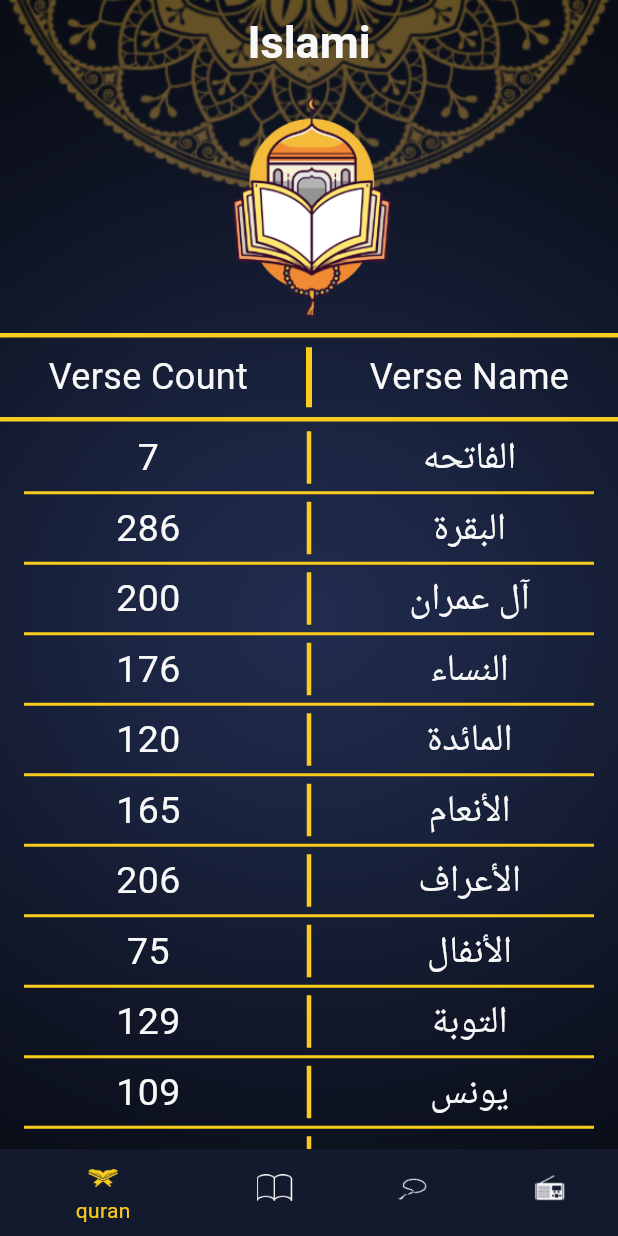
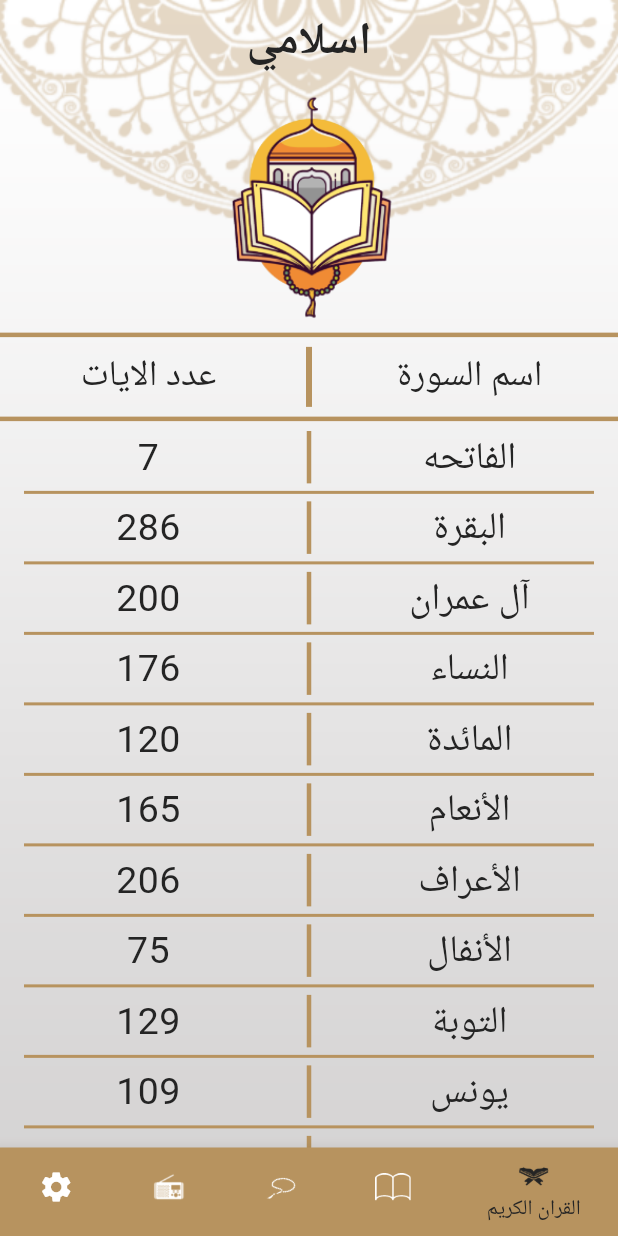
Before and after one commit to hasan-hendawi/islami-app, a Flutter app: the screen it shows after launch, on a phone screen of 412 x 824 dp. Run offline on Flutter 3.47's test engine with Material 3 defaults, Android fonts, the phone set to English and light mode, and no system bars; generated files the repository leaves out were written again.

Commit message:
add localization add setting page add provider add theming

```diff
--- /dev/null
+++ b/l10n.yaml
@@ -0,0 +1,3 @@
+arb-dir: lib/l10n
+template-arb-file: app_en.arb
+output-localization-file: app_localizations.dart
--- /dev/null
+++ b/lib/l10n/app_ar.arb
@@ -0,0 +1,20 @@
+{
+  "titleApp": "اسلامي",
+  "verseName": "اسم السورة",
+  "verseCount": "عدد الايات",
+  "hadethName": "اسم الحديث",
+  "numberOfTasbeehs": "عدد التسبيحات",
+  "quranRadio": "اذاعة القران الكريم",
+  "quranLabel": "القران الكريم",
+  "hadethLabel": "احاديث",
+  "sebhaaLabel": "سبحة",
+  "radioLabel": "راديو",
+  "settingLabel": "الاعدادات",
+  "themeLabel": "السمات",
+  "languageLabel": "اللغة",
+  "darkThemeLabel": "مظلم",
+  "lightThemeLabel": "مضيء",
+  "englishLanguageLabel": "اللغة الإنجليزية",
+  "arabicLanguageLabel": "اللغة العربية"
+
+}
--- a/lib/main.dart
+++ b/lib/main.dart
@@ -1,12 +1,16 @@
 import 'package:flutter/material.dart';
+import 'package:islami/provder/setting_provider.dart';
 import 'package:islami/screens/hadeth_screen/hadeth_screen.dart';
 import 'package:islami/screens/home_screen/home_screen.dart';
 import 'package:islami/screens/splash_screen/splash_screen.dart';
 import 'package:islami/screens/verses_screen/verses_screen.dart';
 import 'package:islami/theme/my_theme.dart';
-
+import 'package:flutter_localizations/flutter_localizations.dart';
+import 'package:flutter_gen/gen_l10n/app_localizations.dart';
+import 'package:provider/provider.dart';
 void main() {
-runApp(const IslamiApp());
+runApp(ChangeNotifierProvider(create:(context)=> SettingProvider() ,
+    child: const IslamiApp()));
 }
 
 
@@ -15,10 +19,21 @@ class IslamiApp extends StatelessWidget {
 
   @override
   Widget build(BuildContext context) {
+    var provider = Provider.of<SettingProvider>(context);
     return MaterialApp(
+      localizationsDelegates:  const [
+        AppLocalizations.delegate,
+        GlobalMaterialLocalizations.delegate,
+        GlobalWidgetsLocalizations.delegate,
+        GlobalCupertinoLocalizations.delegate,
+      ],
+      supportedLocales: [
+        Locale('en'), // English
+        Locale('ar'), // Spanish
+      ],locale: provider.locale,
       theme:MyTheme.lightTheme ,
       darkTheme: MyTheme.darkTheme,
-      themeMode:MyTheme.mode ,
+      themeMode:provider.mode ,
     initialRoute: SplashScreen.SplashScreenRoutePage,
       routes: {
       HomeScreen.HomeScreenRoutePage:(context)=> HomeScreen(),
--- /dev/null
+++ b/lib/provder/setting_provider.dart
@@ -0,0 +1,27 @@
+import 'package:flutter/material.dart';
+
+class SettingProvider extends ChangeNotifier {
+  ThemeMode mode = ThemeMode.light;
+  Locale locale = Locale('ar');
+
+  void enableDarkMode() {
+    mode = ThemeMode.dark;
+    notifyListeners();
+  }
+
+  void enableLightMode() {
+    mode = ThemeMode.light;
+    notifyListeners();
+  }
+
+  AssetImage getBackgroundImage() {
+    return AssetImage(mode == ThemeMode.dark
+        ? "assets/images/dark_home_background.png"
+        : "assets/images/home_background.png");
+  }
+
+  void changeLanguage(Locale newLocale) {
+    locale = newLocale;
+    notifyListeners();
+  }
+}
--- a/lib/screens/hadeth_screen/hadeth_screen.dart
+++ b/lib/screens/hadeth_screen/hadeth_screen.dart
@@ -1,7 +1,9 @@
 import 'package:flutter/material.dart';
+import 'package:islami/provder/setting_provider.dart';
 import 'package:islami/theme/my_theme.dart';
 
 import '../home_screen/widgets/hadeth_widget.dart';
+import 'package:provider/provider.dart';
 
 class HadethScreen extends StatefulWidget {
   static const String HadethScreenRoutePage = "hadeth_screen";
@@ -15,11 +17,13 @@ class HadethScreen extends StatefulWidget {
 class _HadethScreenState extends State<HadethScreen> {
   @override
   Widget build(BuildContext context) {
+    var provider = Provider.of<SettingProvider>(context);
+
     var hadeth = ModalRoute.of(context)?.settings.arguments as HadethDetails;
     return Container(
       decoration: BoxDecoration(
           image: DecorationImage(
-              image: AssetImage(MyTheme.mode==ThemeMode.dark?"assets/images/dark_home_background.png":"assets/images/home_background.png"),
+              image: provider.getBackgroundImage(),
               fit: BoxFit.fill)),
       child: Scaffold(
         appBar: AppBar(
--- a/lib/screens/home_screen/home_screen.dart
+++ b/lib/screens/home_screen/home_screen.dart
@@ -1,12 +1,17 @@
 import 'package:flutter/material.dart';
+import 'package:islami/provder/setting_provider.dart';
 import 'package:islami/screens/home_screen/widgets/hadeth_widget.dart';
 import 'package:islami/screens/home_screen/widgets/quran_widget.dart';
 import 'package:islami/screens/home_screen/widgets/radio_widget.dart';
+import 'package:islami/screens/home_screen/widgets/setting_widget.dart';
 import 'package:islami/screens/home_screen/widgets/tasbeh_widget.dart';
 import 'package:islami/theme/my_theme.dart';
+import 'package:flutter_gen/gen_l10n/app_localizations.dart';
+import 'package:provider/provider.dart';
 
 class HomeScreen extends StatefulWidget {
   static const String HomeScreenRoutePage = "home_screen";
+
   HomeScreen({super.key});
 
   @override
@@ -18,42 +23,59 @@ int selectedIndex = 0;
 
   @override
   Widget build(BuildContext context) {
+    var provider = Provider.of<SettingProvider>(context);
 
     return Container(
       decoration: BoxDecoration(
           image: DecorationImage(
-              image: AssetImage( MyTheme.mode==ThemeMode.dark?"assets/images/dark_home_background.png" : "assets/images/home_background.png"),
+              image:provider.getBackgroundImage() ,
               fit: BoxFit.fill)),
       child: Scaffold(
         appBar: AppBar(
-          title: Text("Islami"),
-
+          title: Text(AppLocalizations.of(context)!.titleApp),
         ),
-        body:items[selectedIndex] ,
+        body: items[selectedIndex],
         bottomNavigationBar: BottomNavigationBar(
             currentIndex: selectedIndex,
             onTap: (index) {
-
               setState(() {
-              selectedIndex=index;
+                selectedIndex = index;
               });
               print(selectedIndex);
             },
-            items:[
-            BottomNavigationBarItem(icon:const ImageIcon(AssetImage("assets/images/quran.png"),),label: "quran",backgroundColor: Theme.of(context).colorScheme.primary),
-            BottomNavigationBarItem(icon:const ImageIcon(AssetImage("assets/images/hadeth.png")),label: "hadeth",backgroundColor: Theme.of(context).colorScheme.primary),
-            BottomNavigationBarItem(icon:const ImageIcon(AssetImage("assets/images/sebha.png")),label: "sebha",backgroundColor: Theme.of(context).colorScheme.primary),
-            BottomNavigationBarItem(icon:const ImageIcon(AssetImage("assets/images/radio.png")),label: "radio",backgroundColor: Theme.of(context).colorScheme.primary),
-
-        ] ),
+            items: [
+              BottomNavigationBarItem(
+                  icon: const ImageIcon(
+                    AssetImage("assets/images/quran.png"),
+                  ),
+                  label: AppLocalizations.of(context)!.quranLabel,
+                  backgroundColor: Theme.of(context).colorScheme.primary),
+              BottomNavigationBarItem(
+                  icon: const ImageIcon(AssetImage("assets/images/hadeth.png")),
+                  label: AppLocalizations.of(context)!.hadethLabel,
+                  backgroundColor: Theme.of(context).colorScheme.primary),
+              BottomNavigationBarItem(
+                  icon: const ImageIcon(AssetImage("assets/images/sebha.png")),
+                  label: AppLocalizations.of(context)!.sebhaaLabel,
+                  backgroundColor: Theme.of(context).colorScheme.primary),
+              BottomNavigationBarItem(
+                  icon: const ImageIcon(AssetImage("assets/images/radio.png")),
+                  label: AppLocalizations.of(context)!.radioLabel,
+                  backgroundColor: Theme.of(context).colorScheme.primary),
+              BottomNavigationBarItem(
+                  icon: Icon(Icons.settings),
+                  label: AppLocalizations.of(context)!.settingLabel,
+                  backgroundColor: Theme.of(context).colorScheme.primary),
+            ]),
       ),
     );
   }
 
-  List<Widget> items=[
+  List<Widget> items = [
     QuranWidget(),
     HadethWidget(),
     TasbehWidget(),
     RadioWidget(),
+    SettingWidget()
   ];
 }
--- a/lib/screens/home_screen/widgets/hadeth_widget.dart
+++ b/lib/screens/home_screen/widgets/hadeth_widget.dart
@@ -1,6 +1,8 @@
 import 'package:flutter/material.dart';
 import 'package:flutter/services.dart';
 import 'package:islami/screens/hadeth_screen/hadeth_screen.dart';
+import 'package:flutter_gen/gen_l10n/app_localizations.dart';
+
 
 class HadethWidget extends StatefulWidget {
   HadethWidget({super.key});
@@ -30,7 +32,7 @@ class _HadethWidgetState extends State<HadethWidget> {
             color: Theme.of(context).colorScheme.secondary,
           ),
           Text(
-            "Hadeth Name",
+            AppLocalizations.of(context)!.hadethName,
             style: TextStyle(fontSize: 24),
           ),
           Divider(
--- a/lib/screens/home_screen/widgets/quran_widget.dart
+++ b/lib/screens/home_screen/widgets/quran_widget.dart
@@ -1,5 +1,6 @@
 import 'package:flutter/material.dart';
 import 'package:islami/screens/verses_screen/verses_screen.dart';
+import 'package:flutter_gen/gen_l10n/app_localizations.dart';
 
 class QuranWidget extends StatelessWidget {
   QuranWidget({super.key});
@@ -260,7 +261,7 @@ class QuranWidget extends StatelessWidget {
                 Expanded(
                   flex: 1,
                   child: Text(
-                    "Verse Count",
+                    AppLocalizations.of(context)!.verseName,
                     style: TextStyle(fontSize: 24),
                     textAlign: TextAlign.center,
                   ),
@@ -272,7 +273,7 @@ class QuranWidget extends StatelessWidget {
                 Expanded(
                   flex: 1,
                   child: Text(
-                    "Verse Name",
+                    AppLocalizations.of(context)!.verseCount,
                     style: TextStyle(fontSize: 24),
                     textAlign: TextAlign.center,
                   ),
@@ -303,7 +304,7 @@ class QuranWidget extends StatelessWidget {
                       children: [
                         Expanded(
                           child: Text(
-                            versesCount[index],
+                            versesName[index],
                             style: Theme.of(context).textTheme.bodyMedium,
                             textAlign: TextAlign.center,
                           ),
@@ -312,11 +313,9 @@ class QuranWidget extends StatelessWidget {
                           thickness: 3,
                           color: Theme.of(context).colorScheme.secondary,
                         ),
-
-
                         Expanded(
                           child: Text(
-                            versesName[index],
+                            versesCount[index],
                             style: Theme.of(context).textTheme.bodyMedium,
                             textAlign: TextAlign.center,
                           ),
@@ -333,7 +332,6 @@ class QuranWidget extends StatelessWidget {
                   indent: 16,
                   endIndent: 16,
                   height: 12,
-
                 );
               },
               itemCount: versesName.length,
--- a/lib/screens/home_screen/widgets/radio_widget.dart
+++ b/lib/screens/home_screen/widgets/radio_widget.dart
@@ -1,4 +1,6 @@
 import 'package:flutter/material.dart';
+import 'package:flutter_gen/gen_l10n/app_localizations.dart';
+
 
 class RadioWidget extends StatelessWidget {
   const RadioWidget({super.key});
@@ -14,7 +16,7 @@ class RadioWidget extends StatelessWidget {
           Image.asset("assets/images/radio_header.png"),
           SizedBox(height: 30),
           Text(
-            "إذاعة القرآن الكريم",
+            AppLocalizations.of(context)!.quranRadio,
             style: TextStyle(fontSize: 25),
           ),
           SizedBox(height: 20),
--- a/lib/screens/splash_screen/splash_screen.dart
+++ b/lib/screens/splash_screen/splash_screen.dart
@@ -1,6 +1,8 @@
 import 'package:flutter/material.dart';
+import 'package:islami/provder/setting_provider.dart';
 import 'package:islami/screens/home_screen/home_screen.dart';
 import 'package:islami/theme/my_theme.dart';
+import 'package:provider/provider.dart';
 
 class SplashScreen extends StatelessWidget {
   static const String SplashScreenRoutePage = "splash_screen";
@@ -9,10 +11,12 @@ class SplashScreen extends StatelessWidget {
 
   @override
   Widget build(BuildContext context) {
+    var provider = Provider.of<SettingProvider>(context);
+
     Future.delayed(Duration(seconds: 2),()=>Navigator.of(context).pushReplacementNamed(HomeScreen.HomeScreenRoutePage));
     return Scaffold(
       body: Container(
-        decoration: BoxDecoration(image: DecorationImage(image:AssetImage(MyTheme.mode==ThemeMode.dark? "assets/images/dark_splash_screen.png":"assets/images/splash_screen.png"),fit:BoxFit.fill)),
+        decoration: BoxDecoration(image: DecorationImage(image:AssetImage(provider.mode==ThemeMode.dark? "assets/images/dark_splash_screen.png":"assets/images/splash_screen.png"),fit:BoxFit.fill)),
         // child: Image.asset("assets/images/splash_screen.png"),
       ),
     );
--- a/lib/screens/verses_screen/verses_screen.dart
+++ b/lib/screens/verses_screen/verses_screen.dart
@@ -1,8 +1,10 @@
 import 'package:flutter/material.dart';
 import 'package:flutter/services.dart';
+import 'package:islami/provder/setting_provider.dart';
 import 'package:islami/screens/home_screen/widgets/quran_widget.dart';
 import 'package:islami/screens/verses_screen/widgets/aya_item.dart';
 import 'package:islami/theme/my_theme.dart';
+import 'package:provider/provider.dart';
 
 class VersesScreen extends StatefulWidget {
   static const String VersesScreenRoutePage = "verses_screen";
@@ -18,6 +20,8 @@ class _VersesScreenState extends State<VersesScreen> {
 
   @override
   Widget build(BuildContext context) {
+    var provider = Provider.of<SettingProvider>(context);
+
     var params = ModalRoute.of(context)?.settings.arguments as VersesDetails;
     if (ayaVerse.isEmpty) {
       readFile(params.versesNumber);
@@ -25,7 +29,7 @@ class _VersesScreenState extends State<VersesScreen> {
     return Container(
       decoration: BoxDecoration(
           image: DecorationImage(
-              image: AssetImage(MyTheme.mode==ThemeMode.dark?"assets/images/dark_home_background.png" : "assets/images/home_background.png"),
+              image: provider.getBackgroundImage(),
               fit: BoxFit.fill)),
       child: Scaffold(
         appBar: AppBar(
--- a/lib/theme/my_theme.dart
+++ b/lib/theme/my_theme.dart
@@ -1,47 +1,67 @@
 import 'package:flutter/material.dart';
 
-class MyTheme{
-   static const lightPrimaryColor = Color(0xffB7935F);
-   static const darkPrimaryColor =Color(0xff141A2E);
+class MyTheme {
+  static const lightPrimaryColor = Color(0xffB7935F);
+  static const darkPrimaryColor = Color(0xff141A2E);
 
-   static const lightSecondaryColor =Color(0xffB7935F);
-   static const darkSecondaryColor =Color(0xffFACC1D);
+  static const lightSecondaryColor = Color(0xffB7935F);
+  static const darkSecondaryColor = Color(0xffFACC1D);
 
-   static const lightMainTextColor =Color(0xff242424);
-   static const darkMainTextColor =Color(0xffF8F8F8);
+  static const lightMainTextColor = Color(0xff242424);
+  static const darkMainTextColor = Color(0xffF8F8F8);
 
   static var lightTheme = ThemeData(
-    colorScheme: const ColorScheme.light(secondary:lightPrimaryColor ,primary: lightPrimaryColor,surfaceContainerLow: Color(0xffF8F8F8)  ),
-    textTheme:const TextTheme(titleLarge:TextStyle(fontSize: 30,color: lightMainTextColor,fontWeight: FontWeight.bold),
-    bodyMedium: TextStyle(fontSize: 25,color: lightMainTextColor)) ,
+    colorScheme: const ColorScheme.light(
+        secondary: lightPrimaryColor,
+        primary: lightPrimaryColor,
+        surfaceContainerLow: Color(0xffF8F8F8)),
+    textTheme: const TextTheme(
+        titleLarge: TextStyle(
+            fontSize: 30,
+            color: lightMainTextColor,
+            fontWeight: FontWeight.bold),
+        bodyMedium: TextStyle(fontSize: 25, color: lightMainTextColor)),
     scaffoldBackgroundColor: Colors.transparent,
-    progressIndicatorTheme:const ProgressIndicatorThemeData(color: lightPrimaryColor),
-    appBarTheme:const AppBarTheme(
+    progressIndicatorTheme:
+        const ProgressIndicatorThemeData(color: lightPrimaryColor),
+    appBarTheme: const AppBarTheme(
         backgroundColor: Colors.transparent,
+        titleTextStyle: TextStyle(
+            fontSize: 30,
+            color: lightMainTextColor,
+            fontWeight: FontWeight.bold),
+        centerTitle: true),
+    bottomNavigationBarTheme: const BottomNavigationBarThemeData(
+        backgroundColor: lightMainTextColor,
+        selectedItemColor: lightMainTextColor,
+        unselectedItemColor: Colors.white),
+  );
+  static var darkTheme = ThemeData(
+    colorScheme: const ColorScheme.dark(
+      secondary: darkSecondaryColor,
+      primary: darkPrimaryColor,
+      surfaceContainerLow: darkPrimaryColor,
+    ),
+    scaffoldBackgroundColor: Colors.transparent,
+    progressIndicatorTheme:
+        const ProgressIndicatorThemeData(color: darkSecondaryColor),
+    textTheme: const TextTheme(
+        titleLarge: TextStyle(
+            fontSize: 30,
+            color: darkMainTextColor,
+            fontWeight: FontWeight.bold),
+        bodyMedium: TextStyle(fontSize: 25, color: darkMainTextColor)),
+    appBarTheme: const AppBarTheme(
+        backgroundColor: Colors.transparent,
+        titleTextStyle: TextStyle(
+            fontSize: 30,
+            color: darkMainTextColor,
+            fontWeight: FontWeight.bold),
+        centerTitle: true),
+    bottomNavigationBarTheme: const BottomNavigationBarThemeData(
+        backgroundColor: darkPrimaryColor,
+        selectedItemColor: darkSecondaryColor,
+        unselectedItemColor: darkMainTextColor),
+  );
 
-        titleTextStyle: TextStyle(fontSize: 30,color: lightMainTextColor,fontWeight: FontWeight.bold),
-        centerTitle: true
-    ),
-    bottomNavigationBarTheme:const BottomNavigationBarThemeData(
-        backgroundColor:lightMainTextColor,selectedItemColor: lightMainTextColor,unselectedItemColor: Colors.white    ),
-  );
-  static var darkTheme =ThemeData(
-    colorScheme: const ColorScheme.dark(secondary:darkSecondaryColor ,primary: darkPrimaryColor ,
-        surfaceContainerLow:darkPrimaryColor,),
-    scaffoldBackgroundColor: Colors.transparent,
-    progressIndicatorTheme:const ProgressIndicatorThemeData(color: darkPrimaryColor),
-    textTheme:const TextTheme(titleLarge:TextStyle(fontSize: 30,color: darkMainTextColor,fontWeight: FontWeight.bold),
-        bodyMedium: TextStyle(fontSize: 25,color: darkMainTextColor)) ,
-
-    appBarTheme:const AppBarTheme(
-        backgroundColor: Colors.transparent,
-
-        titleTextStyle: TextStyle(fontSize: 30,color:darkMainTextColor,fontWeight: FontWeight.bold),
-        centerTitle: true
-    ),
-    bottomNavigationBarTheme:const BottomNavigationBarThemeData(
-        backgroundColor: darkPrimaryColor,selectedItemColor:darkSecondaryColor ,unselectedItemColor:darkMainTextColor
-    ),
-  );
-  static var mode= ThemeMode.dark;
 }
```
Also changed, not shown: assets/hadeth_content/ahadeth.txt (+25 -25 lines), lib/l10n/app_en.arb (added, +20 -0 lines), lib/screens/home_screen/widgets/setting_widget.dart (added, +212 -0 lines), lib/screens/home_screen/widgets/tasbeh_widget.dart (+9 -4 lines), pubspec.yaml (+4 -3 lines), pubspec.lock, 5 other files. Lines whose indentation alone changed are shown as unchanged.
